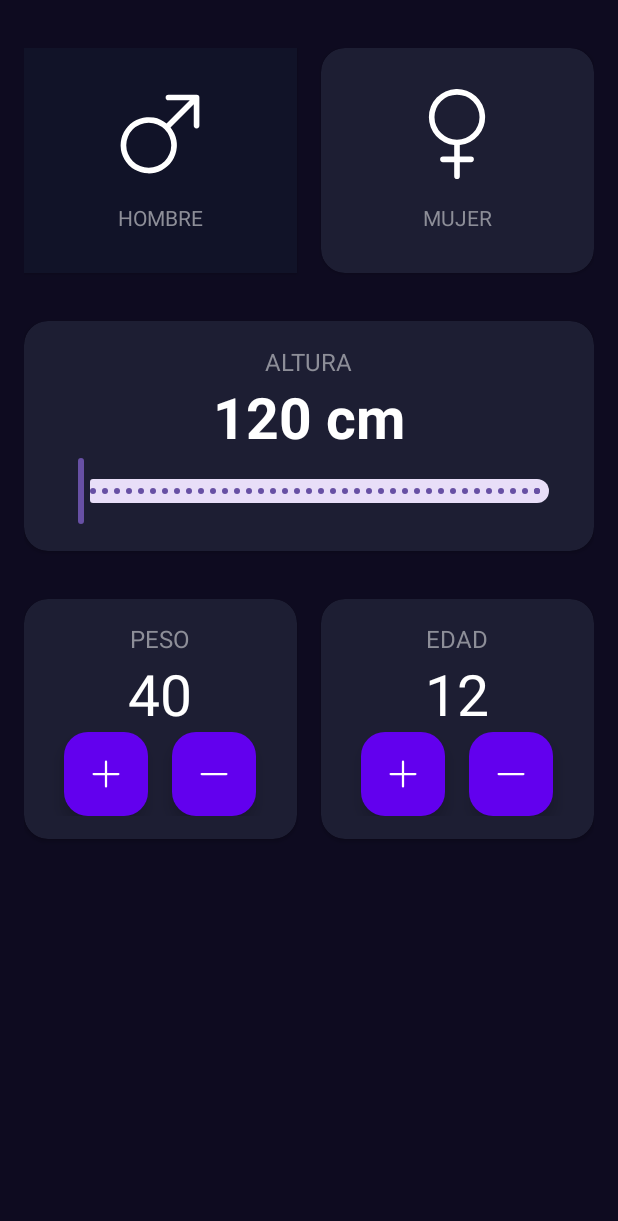
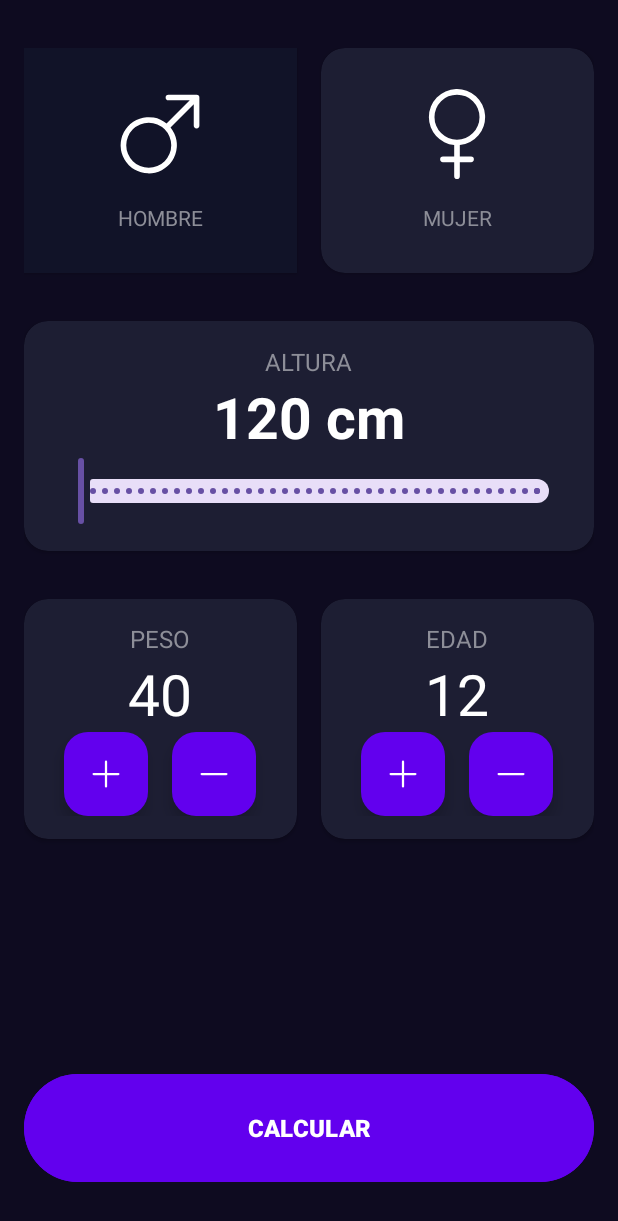
Before and after one commit to alexDev2808/android-apps, an Android app: the ImcCalculatorActivity screen opened directly, with no data from a screen before it, on a phone screen of 412 x 824 dp. Shown: the top 1221 px of the screen. Run offline under Robolectric (Android 15) with nearby library versions, the phone set to English and light mode, and no system bars.

Commit message:
Boton para realizar el calculo listo

```diff
--- a/app/src/main/java/com/example/androidmaster/IMCCalculator/ImcCalculatorActivity.kt
+++ b/app/src/main/java/com/example/androidmaster/IMCCalculator/ImcCalculatorActivity.kt
@@ -3,6 +3,8 @@ package com.example.androidmaster.IMCCalculator
 import android.content.Context
 import androidx.appcompat.app.AppCompatActivity
 import android.os.Bundle
+import android.util.Log
+import android.widget.Button
 import android.widget.TextView
 import androidx.cardview.widget.CardView
 import androidx.core.content.ContextCompat
@@ -17,6 +19,7 @@ class ImcCalculatorActivity : AppCompatActivity() {
     private var isFemaleSelected: Boolean = false
     private var currentWeight: Int = 40
     private var currentAge: Int = 12
+    private var currentHeight: Int = 120
 
     private lateinit var viewMale: CardView
     private lateinit var viewFemale: CardView
@@ -28,6 +31,7 @@ class ImcCalculatorActivity : AppCompatActivity() {
     private lateinit var tvAge: TextView
     private lateinit var fabPlusAge: FloatingActionButton
     private lateinit var fabSubstractionAge: FloatingActionButton
+    private lateinit var btnCalculate: Button
 
     override fun onCreate(savedInstanceState: Bundle?) {
         super.onCreate(savedInstanceState)
@@ -50,6 +54,7 @@ class ImcCalculatorActivity : AppCompatActivity() {
         tvAge = findViewById(R.id.tvAge)
         fabPlusAge = findViewById(R.id.fabPlusAge)
         fabSubstractionAge = findViewById(R.id.fabSubstractionAge)
+        btnCalculate = findViewById(R.id.btnCalculate)
 
     }
 
@@ -65,9 +70,9 @@ class ImcCalculatorActivity : AppCompatActivity() {
 
         rsHeight.addOnChangeListener { _, value, _ ->
             val df = DecimalFormat("#.##")
-            val result = df.format(value)
+            currentHeight = df.format(value).toInt()
 
-            tvHeight.text = "$result cm"
+            tvHeight.text = "$currentHeight cm"
         }
 
         fabPlusWeight.setOnClickListener {
@@ -91,8 +96,17 @@ class ImcCalculatorActivity : AppCompatActivity() {
             setCurrentAge()
 
         }
+
+        btnCalculate.setOnClickListener {
+            calculateIMC()
+        }
     }
 
+    private fun calculateIMC() {
+        val df = DecimalFormat("#.##")
+        val imc = df.format(currentWeight / ( currentHeight.toDouble() / 100 * currentHeight.toDouble() / 100))
+        Log.i("prueba", "El imc es $imc")
+    }
     private fun setCurrentWeight() {
         tvWeight.text = currentWeight.toString()
     }
--- a/app/src/main/res/layout/activity_imc_calculator.xml
+++ b/app/src/main/res/layout/activity_imc_calculator.xml
@@ -271,4 +271,20 @@
     </androidx.cardview.widget.CardView>
 
 
+
+    <Button
+        android:id="@+id/btnCalculate"
+        android:layout_width="0dp"
+        android:layout_height="80dp"
+        android:backgroundTint="@color/purple_500"
+        android:text="@string/calculate"
+        android:textAllCaps="true"
+        android:textStyle="bold"
+        android:textSize="16sp"
+        app:layout_constraintStart_toStartOf="parent"
+        app:layout_constraintEnd_toEndOf="parent"
+        app:layout_constraintBottom_toBottomOf="parent"
+        />
+
+
 </androidx.constraintlayout.widget.ConstraintLayout>
--- a/app/src/main/res/values/strings.xml
+++ b/app/src/main/res/values/strings.xml
@@ -5,4 +5,5 @@
     <string name="height">Altura</string>
     <string name="weight">Peso</string>
     <string name="age">Edad</string>
+    <string name="calculate">Calcular</string>
 </resources>
```
